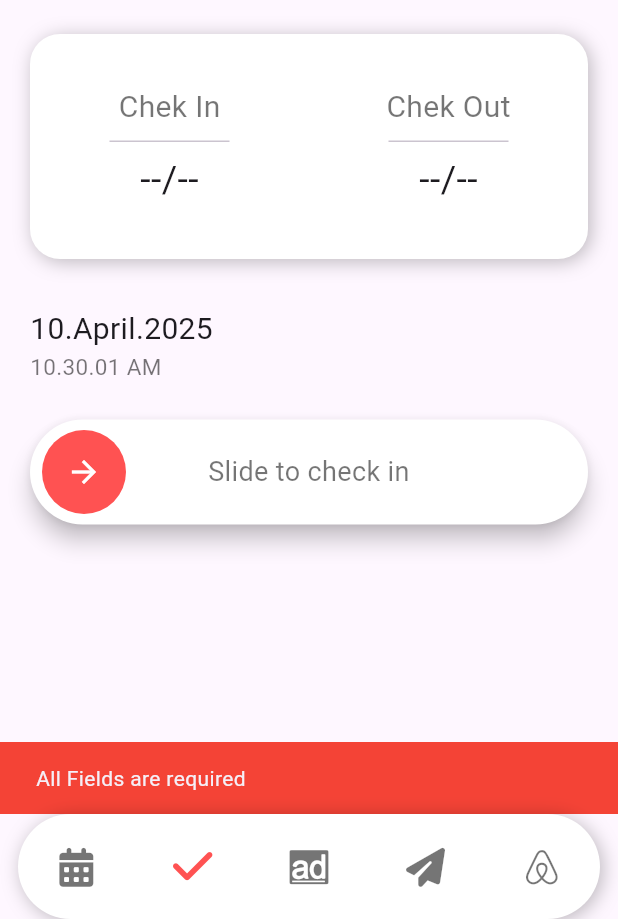
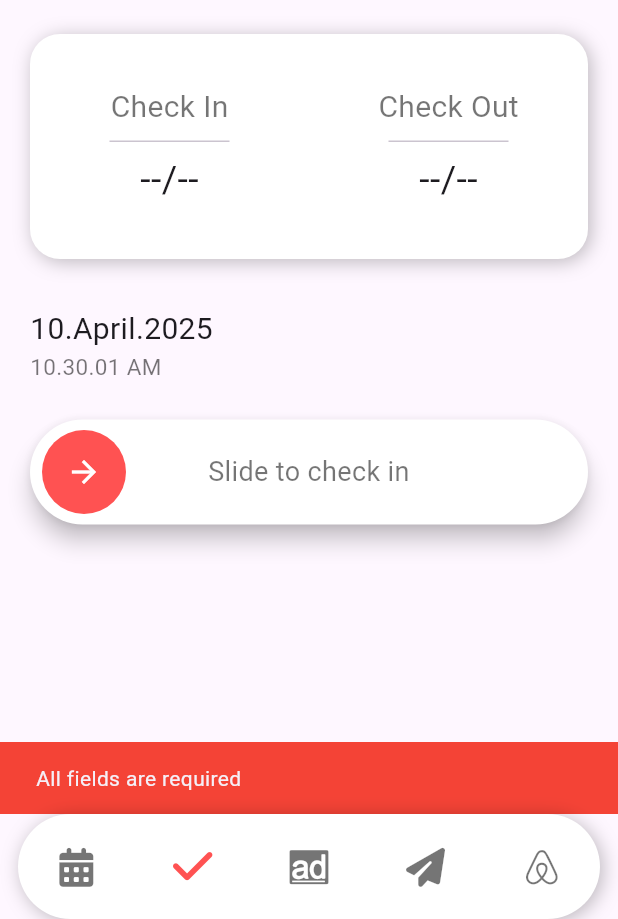
Before and after one commit to azer10tr/azer10tr, a Flutter app: the screen it shows after launch, after a tap on "LOGIN", on a phone screen of 412 x 824 dp. Shown: the part 281-1200 px from the top of the screen. Run offline on Flutter 3.47's test engine with Material 3 defaults, Android fonts, the phone set to English and light mode, and no system bars; drawn by our look-alikes of slide_to_act; our stand-ins replace font_awesome_flutter, location, supabase_flutter; missing offline and left inert: simple_month_year_picker; accounts and stored records are empty; network calls fail.

Commit message:
first commit

```diff
--- a/lib/constants/constants.dart
+++ b/lib/constants/constants.dart
@@ -3,4 +3,5 @@ class Constants{
   static const departmentTable = "departments";
   static const attendanceTable = "attendance";
   static const leaveRequestsTable = "leave_requests";
+  static const messageTable = "messages";
 }
--- a/lib/main.dart
+++ b/lib/main.dart
@@ -30,7 +30,7 @@ class MyApp extends StatelessWidget {
         ChangeNotifierProvider(create: (context) => AuthService()),
         ChangeNotifierProvider(create: (context) => DbService()),
         ChangeNotifierProvider(create: (context) => AttendanceService()),
-        Provider<ChatService>(create: (_) => ChatService()),      ],
+        ChangeNotifierProvider(create: (_) => ChatService()),      ],
       child: MaterialApp(
         debugShowCheckedModeBanner: false ,
         title: 'Employee attendance',
--- a/lib/models/user_models.dart
+++ b/lib/models/user_models.dart
@@ -13,10 +13,10 @@ UserModel(
 factory UserModel.fromJson(Map<String,dynamic>data){
   return UserModel(
     id: data['id'],
-    email: data['email'],
-    name: data['name'],
+    email: data['email'] ?? '',
+    name: data['name'] ?? '',
     department:data['department'],
-    employeeId:data['employee_id']);
+    employeeId:data['employee_id'] ?? '');
 }
 
 }
--- a/lib/screens/attendance_screen.dart
+++ b/lib/screens/attendance_screen.dart
@@ -67,60 +67,67 @@ class _AttendanceScreenState extends State<AttendanceScreen> {
               ),
             ),
             Container(
-              margin: const EdgeInsets.only(top: 20,bottom: 32),
+  margin: const EdgeInsets.only(top: 20, bottom: 32),
   height: 150,
   decoration: const BoxDecoration(
     color: Colors.white,
-                boxShadow:[
+    boxShadow: [
       BoxShadow(
-                    color:Colors.black26,
+        color: Colors.black26,
         blurRadius: 10,
-                    offset: Offset(2, 2)),
+        offset: Offset(2, 2),
+      ),
     ],
-                borderRadius: BorderRadius.all(Radius.circular(20))),
-                child :Row(
-                  mainAxisAlignment:MainAxisAlignment.center,
+    borderRadius: BorderRadius.all(Radius.circular(20)),
+  ),
+  child: Consumer<AttendanceService>(builder: (context, attendanceService, _) {
+    return Row(
+      mainAxisAlignment: MainAxisAlignment.center,
       crossAxisAlignment: CrossAxisAlignment.center,
       children: [
         Expanded(
           child: Column(
-                        mainAxisAlignment:MainAxisAlignment.center,
+            mainAxisAlignment: MainAxisAlignment.center,
             crossAxisAlignment: CrossAxisAlignment.center,
             children: [
               const Text(
-                            "Chek In",
-                            style: TextStyle(fontSize: 20,color: Colors.black54),
+                "Check In",
+                style: TextStyle(fontSize: 20, color: Colors.black54),
               ),
               const SizedBox(
-                            width:80,
-                            child:Divider(),
+                width: 80,
+                child: Divider(),
               ),
               Text(
                 attendanceService.attendanceModel?.checkIn ?? '--/--',
                 style: const TextStyle(fontSize: 25),
-                            )
+              ),
             ],
-                      )),
+          ),
+        ),
         Expanded(
           child: Column(
-                        mainAxisAlignment:MainAxisAlignment.center,
+            mainAxisAlignment: MainAxisAlignment.center,
             crossAxisAlignment: CrossAxisAlignment.center,
             children: [
               const Text(
-                            "Chek Out",
-                          style: TextStyle(fontSize: 20,color: Colors.black54),
+                "Check Out",
+                style: TextStyle(fontSize: 20, color: Colors.black54),
               ),
               const SizedBox(
-                            width:80,
-                            child:Divider(),
+                width: 80,
+                child: Divider(),
               ),
               Text(
                 attendanceService.attendanceModel?.checkOut ?? '--/--',
                 style: const TextStyle(fontSize: 25),
-                          )
+              ),
             ],
-                      )),
-                  ]),
+          ),
+        ),
+      ],
+    );
+  }),
 ),
               Container(
                 alignment: Alignment.bottomLeft,
--- a/lib/screens/chat_screen.dart
+++ b/lib/screens/chat_screen.dart
@@ -30,6 +30,13 @@ class _ChatScreenState extends State<ChatScreen> {
   void didChangeDependencies() {
     super.didChangeDependencies();
     WidgetsBinding.instance.addPostFrameCallback((_) => _scrollToBottom());
+  }
+
+  @override
+  void dispose() {
+    _controller.dispose();
+    _scrollController.dispose();
+    super.dispose();
   }
 
   void _scrollToBottom() {
@@ -65,7 +72,7 @@ class _ChatScreenState extends State<ChatScreen> {
                         ElevatedButton(
                           onPressed: () => setState(() {}),
                           child: const Text('Réessayer'),
-                        )
+                        ),
                       ],
                     ),
                   );
@@ -112,6 +119,60 @@ class _ChatScreenState extends State<ChatScreen> {
   }
 }
 
+// Définir la classe MessageInput dans le même fichier
+class MessageInput extends StatelessWidget {
+  final TextEditingController controller;
+  final String receiverId;
+  final VoidCallback onSend;
+
+  const MessageInput({
+    super.key,
+    required this.controller,
+    required this.receiverId,
+    required this.onSend,
+  });
+
+  @override
+  Widget build(BuildContext context) {
+    return Padding(
+      padding: const EdgeInsets.all(8.0),
+      child: Row(
+        children: [
+          Expanded(
+            child: TextField(
+              controller: controller,
+              minLines: 1,
+              maxLines: 3,
+              decoration: InputDecoration(
+                hintText: 'Écrire un message...',
+                border: OutlineInputBorder(
+                  borderRadius: BorderRadius.circular(20),
+                  borderSide: BorderSide.none,
+                ),
+                filled: true,
+                contentPadding: const EdgeInsets.symmetric(horizontal: 16),
+              ),
+              onSubmitted: (value) {
+                if (value.trim().isNotEmpty) onSend();
+              },
+            ),
+          ),
+          const SizedBox(width: 8),
+          CircleAvatar(
+            backgroundColor: Theme.of(context).colorScheme.primary,
+            child: IconButton(
+              icon: const Icon(Icons.send, color: Colors.white),
+              tooltip: 'Envoyer',
+              onPressed: onSend,
+            ),
+          ),
+        ],
+      ),
+    );
+  }
+}
+
+// Définir la classe ChatBubble dans le même fichier
 class ChatBubble extends StatelessWidget {
   final Message message;
 
@@ -154,53 +215,3 @@ class ChatBubble extends StatelessWidget {
     );
   }
 }
-
-class MessageInput extends StatelessWidget {
-  final TextEditingController controller;
-  final String receiverId;
-  final VoidCallback onSend;
-
-  const MessageInput({
-    super.key,
-    required this.controller,
-    required this.receiverId,
-    required this.onSend,
-  });
-
-  @override
-  Widget build(BuildContext context) {
-    return Padding(
-      padding: const EdgeInsets.all(8.0),
-      child: Row(
-        children: [
-          Expanded(
-            child: TextField(
-              controller: controller,
-              minLines: 1,
-              maxLines: 3,
-              decoration: InputDecoration(
-                hintText: 'Écrire un message...',
-                border: OutlineInputBorder(
-                  borderRadius: BorderRadius.circular(20),
-                  borderSide: BorderSide.none,
-                ),
-                filled: true,
-                contentPadding: const EdgeInsets.symmetric(horizontal: 16),
-              ),
-              onSubmitted: (_) => onSend(),
-            ),
-          ),
-          const SizedBox(width: 8),
-          CircleAvatar(
-            backgroundColor: Theme.of(context).colorScheme.primary,
-            child: IconButton(
-              icon: const Icon(Icons.send, color: Colors.white),
-              tooltip: 'Envoyer',
-              onPressed: onSend,
-            ),
-          ),
-        ],
-      ),
-    );
-  }
-}
--- a/lib/screens/home_screen.dart
+++ b/lib/screens/home_screen.dart
@@ -33,9 +33,12 @@ class _HomeScreenState extends State<HomeScreen> {
         children:const [
           CalenderScreen(),
           AttendanceScreen(),
+
           EmployeeLeaveListScreen(),
+
+          ChatScreen(receiverId:'5da9f81e-f970-4299-99fe-b9e3a9e31357' ),
           ProfileScreen(),
-          ChatScreen(receiverId:'5da9f81e-f970-4299-99fe-b9e3a9e31357' )
+
 
 
 
--- a/lib/screens/profile_screen.dart
+++ b/lib/screens/profile_screen.dart
@@ -13,94 +13,127 @@ class ProfileScreen extends StatefulWidget {
 
 class _ProfileScreenState extends State<ProfileScreen> {
   TextEditingController nameController = TextEditingController();
+  bool isLoading = true;
+
+  @override
+  void initState() {
+    super.initState();
+    fetchInitialData();
+  }
+
+  Future<void> fetchInitialData() async {
+    final dbService = Provider.of<DbService>(context, listen: false);
+    try {
+      await dbService.getUserData();           // Récupère données utilisateur
+      await dbService.getAllDepartments();     // Récupère les départements
+      if (mounted) {
+        setState(() {
+          nameController.text = dbService.userModel?.name ?? '';
+          isLoading = false;
+        });
+      }
+    } catch (e) {
+      debugPrint("Erreur chargement profil: $e");
+      if (mounted) {
+        setState(() {
+          isLoading = false;
+        });
+      }
+    }
+  }
 
   @override
   Widget build(BuildContext context) {
     final dbService = Provider.of<DbService>(context);
-    // using below conditions because build can be called multiple times
 
-    dbService.allDepartments.isEmpty ? dbService.getAllDepartments():null;
-    nameController.text.isEmpty
-    ? nameController.text = dbService.userModel?.name ?? ''
-    :null;
+    if (isLoading || dbService.userModel == null) {
+      return const Scaffold(
+        body: Center(child: CircularProgressIndicator()),
+      );
+    }
+
     return Scaffold(
-      body:dbService.userModel == null ? const Center(child: CircularProgressIndicator(),)
-      :Padding(
+      body: Padding(
         padding: const EdgeInsets.all(20),
         child: SingleChildScrollView(
-          child:  Column(
-            mainAxisAlignment:MainAxisAlignment.center,
-            crossAxisAlignment:CrossAxisAlignment.center,
+          child: Column(
+            mainAxisAlignment: MainAxisAlignment.center,
+            crossAxisAlignment: CrossAxisAlignment.center,
             children: [
               Container(
                 margin: const EdgeInsets.only(top: 30),
                 alignment: Alignment.topRight,
-                child: TextButton.icon(onPressed: (){
-                  Provider.of<AuthService>(context,listen: false)
-                  .signOut();
-
+                child: TextButton.icon(
+                  onPressed: () {
+                    Provider.of<AuthService>(context, listen: false).signOut();
                   },
                   icon: const Icon(Icons.logout),
-                label: const Text("sign Out")),
+                  label: const Text("Sign Out"),
+                ),
               ),
               Container(
                 margin: const EdgeInsets.only(top: 80),
                 height: 100,
                 width: 100,
-                decoration: BoxDecoration(borderRadius: BorderRadius.circular(20),
-                color: Colors.redAccent),
-                child: const Center(child: Icon(
+                decoration: BoxDecoration(
+                  borderRadius: BorderRadius.circular(20),
+                  color: Colors.redAccent,
+                ),
+                child: const Center(
+                  child: Icon(
                     Icons.person,
                     size: 50,
                     color: Colors.white,
                   ),
                 ),
               ),
-              const SizedBox(
-                height: 15,
-              ),
-              Text("Emplotee ID :${dbService.userModel?.employeeId}"),
-              const SizedBox(
-                height: 30,
-              ),
+              const SizedBox(height: 15),
+              Text("Employee ID : ${dbService.userModel?.employeeId ?? 'N/A'}"),
+              const SizedBox(height: 30),
               TextField(
                 controller: nameController,
                 decoration: const InputDecoration(
                   label: Text("Full name"),
-                  border: OutlineInputBorder()
+                  border: OutlineInputBorder(),
                 ),
               ),
               const SizedBox(height: 15),
-              dbService.allDepartments.isEmpty ? const LinearProgressIndicator(): SizedBox(
-                width : double.infinity,
+              dbService.allDepartments.isEmpty
+                  ? const LinearProgressIndicator()
+                  : SizedBox(
+                      width: double.infinity,
                       child: DropdownButtonFormField(
-                  decoration : const InputDecoration(
-                    border: OutlineInputBorder()
+                        decoration: const InputDecoration(
+                          border: OutlineInputBorder(),
                         ),
-                  value: dbService.employeeDepartment ?? dbService.allDepartments.first.id,
-                  items: dbService.allDepartments.map((DepartmentModel item) {
-                    return DropdownMenuItem(value: item.id,
-                    child: Text(item.title,
-                    style:  const TextStyle(fontSize: 20),
-                    ));
+                        value: dbService.employeeDepartment ??
+                            dbService.allDepartments.first.id,
+                        items: dbService.allDepartments
+                            .map((DepartmentModel item) {
+                          return DropdownMenuItem(
+                            value: item.id,
+                            child: Text(
+                              item.title,
+                              style: const TextStyle(fontSize: 20),
+                            ),
+                          );
                         }).toList(),
-                  onChanged: (selectedValue){
+                        onChanged: (selectedValue) {
                           dbService.employeeDepartment = selectedValue;
                         },
-
                       ),
                     ),
-            const SizedBox(
-              height: 40,
-            ),
+              const SizedBox(height: 40),
               SizedBox(
                 width: 200,
                 height: 50,
                 child: ElevatedButton(
-                onPressed: (){
-                  dbService.updateProfile(nameController.text.trim(), context);
+                  onPressed: () {
+                    dbService.updateProfile(
+                        nameController.text.trim(), context);
                   },
-                child:  const Text("Update Profile",
+                  child: const Text(
+                    "Update Profile",
                     style: TextStyle(fontSize: 20),
                   ),
                 ),
@@ -108,6 +141,7 @@ class _ProfileScreenState extends State<ProfileScreen> {
             ],
           ),
         ),
-        ));
+      ),
+    );
   }
 }
--- a/lib/services/auth_service.dart
+++ b/lib/services/auth_service.dart
@@ -1,57 +1,80 @@
-import 'package:employee_attendance/services/db_service.dart';
-import 'package:employee_attendance/utils/utils.dart';
 import 'package:flutter/material.dart';
 import 'package:supabase_flutter/supabase_flutter.dart';
 
-class AuthService extends ChangeNotifier{
-  final SupabaseClient  _supabase = Supabase.instance.client;
-  final _dbService = DbService();
+import '../utils/utils.dart';
+import 'db_service.dart';
+
+class AuthService extends ChangeNotifier {
+  final SupabaseClient _supabase = Supabase.instance.client;
+  final DbService _dbService = DbService();
+
   bool _isLoading = false;
-  bool get isLoading => _isLoading;
-  set setIsLoading (bool value) {
+  bool get isLoading => _isLoading ;
+  set setIsLoading(bool value) {
     _isLoading = value;
     notifyListeners();
-}
-Future registerEmployee(String email, String password, BuildContext context) async{
-  try {
-    setIsLoading = true;
-    if (email =="" || password=="") {
-      throw ("All Fields are required");
+  }
+
+  Future<void> registerEmployee(String email, String password, BuildContext context) async {
+    try {
+      setIsLoading = true;
+
+      if (email.isEmpty || password.isEmpty) {
+        throw 'All fields are required';
       }
-      final AuthResponse response=
-      await  _supabase.auth.signUp(email:  email, password:  password);
+
+      final AuthResponse response = await _supabase.auth.signUp(
+        email: email,
+        password: password,
+      );
+
+      final user = response.user;
+      if (user == null) {
+        throw 'Registration failed: user not returned';
+      }
       await _dbService.insertNewUser(email, response.user!.id);
+
+      Utils.showSnackBar("Successfully registered!", context, color: Colors.green);
+
+      // Auto login après inscription
+      await loginEmployee(email, password, context);
+
+      Navigator.pop(context); // Retour à l'écran précédent
+    } catch (e) {
+      Utils.showSnackBar(e.toString(), context, color: Colors.red);
+    } finally {
       setIsLoading = false;
-      Utils.showSnackBar("Successfully registered!", context, color: Colors.green);
-      await loginEmployee(email, password, context);
-      Navigator.pop(context);
+    }
+  }
+
+  Future<void> loginEmployee(String email, String password, BuildContext context) async {
+    try {
+      setIsLoading = true;
+
+      if (email.isEmpty || password.isEmpty) {
+        throw 'All fields are required';
+      }
+
+      final AuthResponse response = await _supabase.auth.signInWithPassword(
+        email: email,
+        password: password,
+      );
+
+      final user = response.user;
+      if (user == null) {
+        throw 'Login failed: user not returned';
+      }
+
+      // Optionnel : vérifier qu’il existe dans la table `Employees`
+      await _dbService.insertNewUser(email, response.user!.id);
+    } catch (e) {
+      Utils.showSnackBar(e.toString(), context, color: Colors.red);
+    } finally {
+      setIsLoading = false;
+    }
+  }
 
 
-
-
-
-      }catch (e){
-        setIsLoading = false;
-        Utils.showSnackBar(e.toString(), context,color: Colors.red );
-
-      }
-
-      }
-Future<void> loginEmployee(String email, String password,BuildContext context) async {
-  try {
-    setIsLoading = true;
-    if (email =="" || password=="") {
-      throw ("All Fields are required");
-      }
-      final AuthResponse response=
-      await  _supabase.auth.signInWithPassword(email:  email, password:  password);
-      await _dbService.insertNewUser(email, response.user!.id);
-      setIsLoading= false;
-      }catch (e){
-        setIsLoading = false;
-        Utils.showSnackBar(e.toString(), context,color: Colors.red );
-      }
-      }
 Future signOut() async {
   await _supabase.auth.signOut();
   notifyListeners();
--- a/lib/services/chat_service.dart
+++ b/lib/services/chat_service.dart
@@ -1,22 +1,42 @@
+import 'package:flutter/material.dart';
 import 'package:supabase_flutter/supabase_flutter.dart';
 
 import '../models/message_model.dart';
 
-class ChatService {
+class ChatService extends ChangeNotifier{
   final SupabaseClient _supabase = Supabase.instance.client;
 
-  Stream<List<Message>> getMessagesStream(String receiverId) {
-    return _supabase
-        .from('messages')
-        .stream(primaryKey: ['id'])
-        .order('timestamp', ascending: false)
-        .map((data) => data.map((msg) => Message.fromMap(msg)).toList());
-  }
+  Stream<List<Message>> getMessagesStream(String otherUserId) {
+  final currentUserId = _supabase.auth.currentUser?.id;
+  if (currentUserId == null) return const Stream.empty();
+
+  return _supabase
+      .from('messages')
+      .stream(primaryKey: ['id'])
+      .order('timestamp', ascending: true)
+      .map((data) {
+        return data
+            .where((msg) =>
+                (msg['sender_id'] == currentUserId &&
+                msg['receiver_id'] == otherUserId) ||
+                (msg['sender_id'] == otherUserId &&
+                msg['receiver_id'] == currentUserId))
+            .map((msg) => Message.fromMap(msg))
+            .toList();
+      });
+}
+
+
+
 
   Future<void> sendMessage(String content, String receiverId) async {
     final currentUserId = _supabase.auth.currentUser?.id;
     if (currentUserId == null) throw Exception('Non authentifié');
 
+  // Vérifie que l'expéditeur et le destinataire ne sont pas identiques
+    if (currentUserId == receiverId) {
+      throw Exception('L\'expéditeur et le destinataire ne peuvent pas être les mêmes.');
+  }
 
     await _supabase.from('messages').insert({
       'sender_id': currentUserId,
@@ -31,6 +51,12 @@ class ChatService {
         .update({'is_read': true})
         .eq('id', messageId);
   }
+
+
+
+
+
+
   // chat_service.dart
   Future<String> getAdminId() async {
   try {
@@ -38,7 +64,7 @@ class ChatService {
     final data = await _supabase
         .from('Employees')
         .select('id')
-        .eq('is_admin', true)
+        .eq('role', 'admin')
         .single();
 
     return data['id'] as String;
@@ -50,6 +76,8 @@ class ChatService {
     }
   } catch (e) {
     throw Exception('Erreur inattendue : $e');
+
   }
+
 }
 }
```
Also changed, not shown: lib/models/message_model.dart (+14 -4 lines), lib/screens/chat_bubble.dart (added, +48 -0 lines), lib/screens/message_input.dart (added, +54 -0 lines), lib/services/attendance_service.dart (+28 -23 lines), lib/services/db_service.dart (+18 -3 lines), 40 other files. Lines whose indentation alone changed are shown as unchanged.
